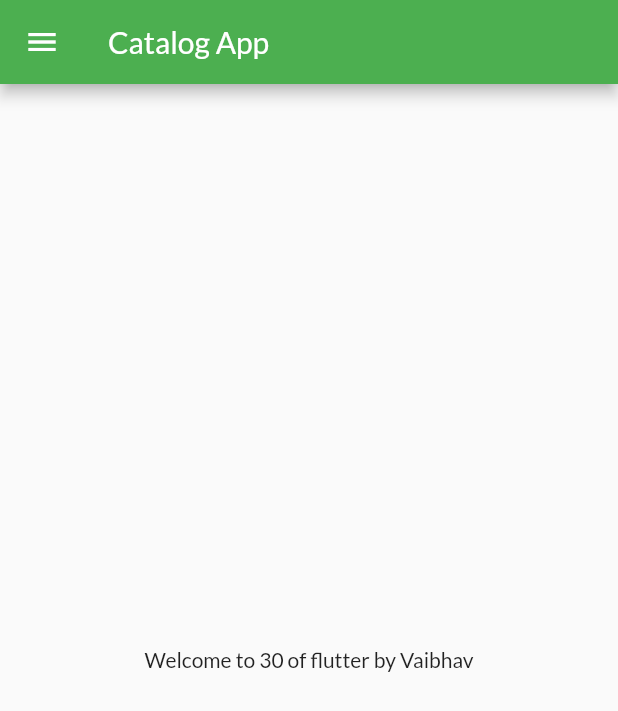
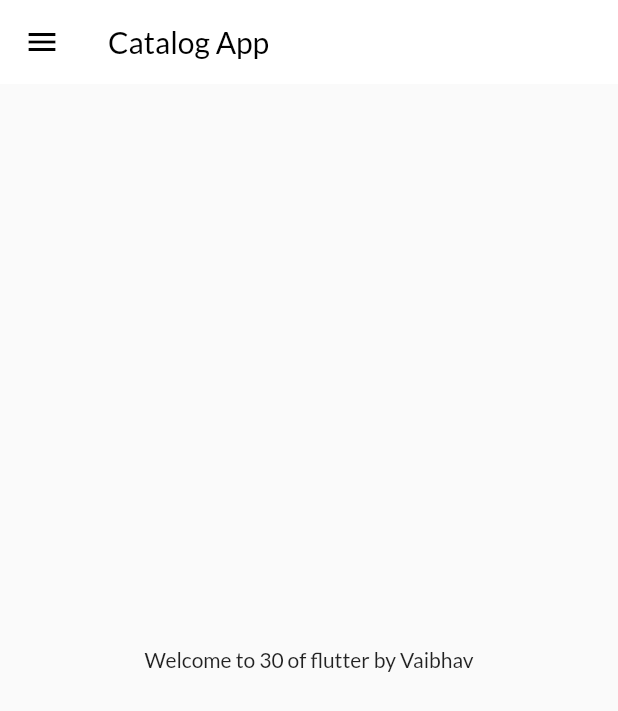
Before and after one commit to vabby-123/Flutter_AgriSaathi, a Flutter app: the screen it shows after launch, on a phone screen of 412 x 824 dp. Shown: the top 711 px of the screen. Run offline on Flutter 3.47's test engine with Material 2 defaults, Android fonts, the phone set to English and light mode, and no system bars; our stand-ins replace google_fonts.

Commit message:
Theme completed

```diff
--- a/lib/main.dart
+++ b/lib/main.dart
@@ -20,6 +20,11 @@ class MyApp extends StatelessWidget {
       theme: ThemeData(
         primarySwatch: Colors.green,
         fontFamily: GoogleFonts.lato().fontFamily,
+        appBarTheme: AppBarTheme(
+          color: Colors.white,
+          elevation: 0.0,
+          iconTheme: IconThemeData(color: Colors.black),
+        ),
         primaryTextTheme: GoogleFonts.latoTextTheme(),
       ),
       initialRoute: MyRoutes.homeRoute, //"/home",
--- a/lib/pages/home_page.dart
+++ b/lib/pages/home_page.dart
@@ -10,7 +10,13 @@ class HomePage extends StatelessWidget {
   Widget build(BuildContext context) {
     return Scaffold(
       appBar: AppBar(
-        title: Text("Catalog App"),
+        //backgroundColor: Colors.white,
+        //elevation: 0.0,
+        //iconTheme: IconThemeData(color: Colors.black),
+        title: Text(
+          "Catalog App",
+          style: TextStyle(color: Colors.black),
+        ),
       ),
       body: Center(
         child: Container(
```
Also changed, not shown: lib/widgets/themes.dart (added).
